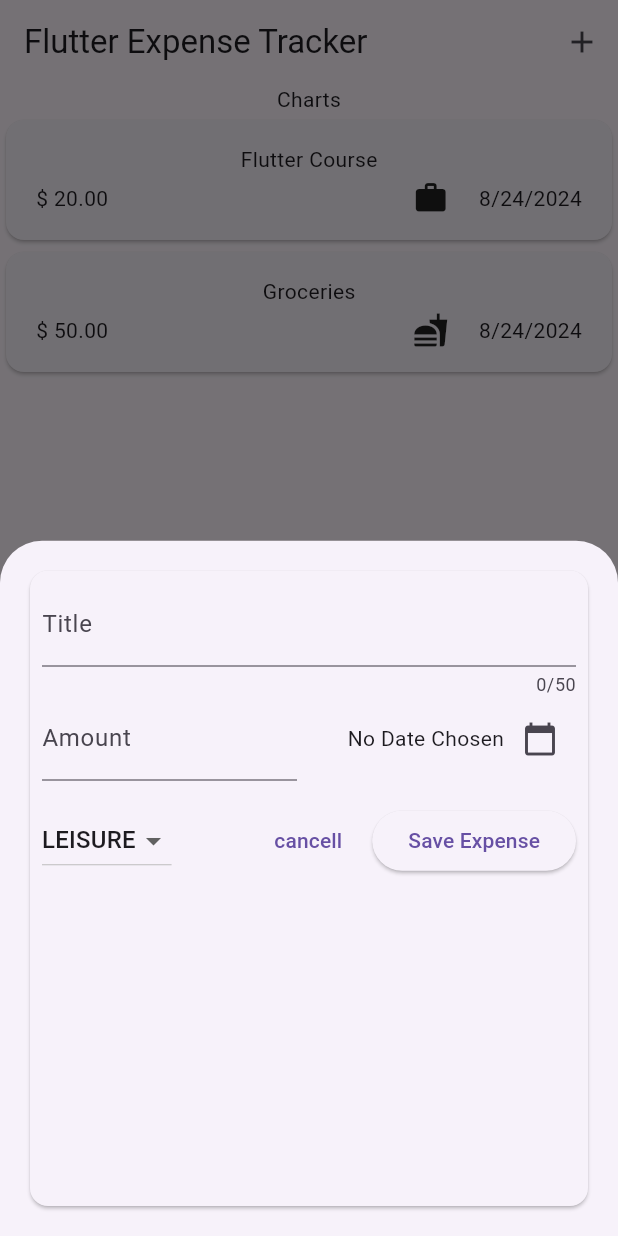
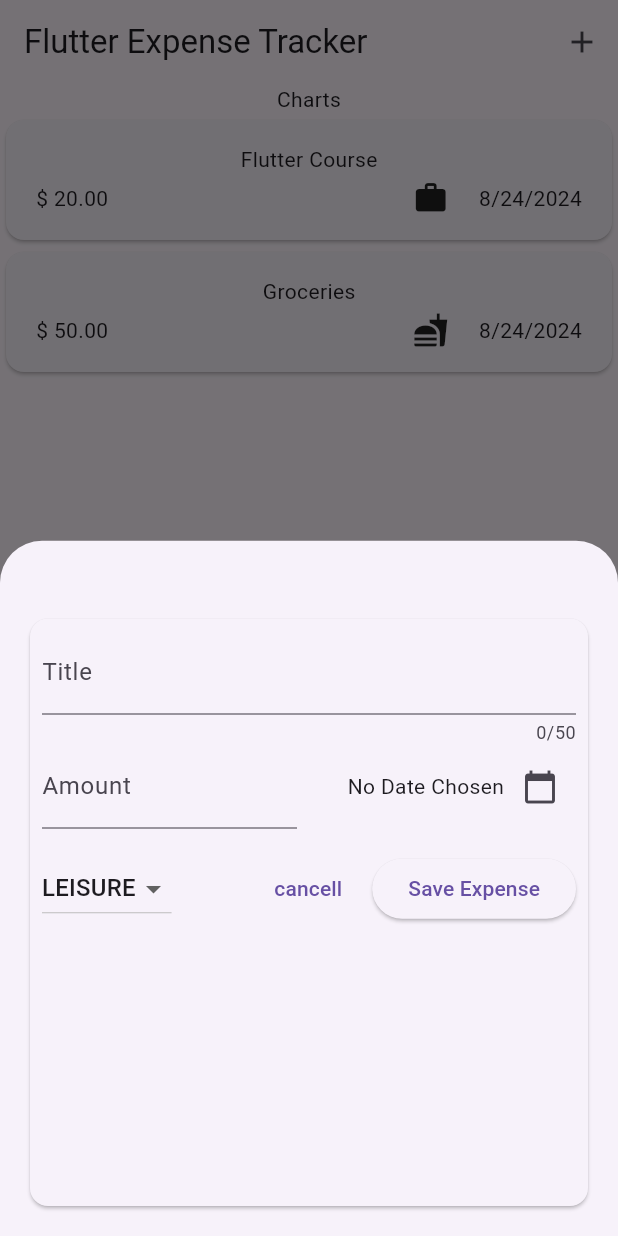
Before and after one commit to m104tanaka/expense_tracker, a Flutter app: the screen it shows after launch, after a tap on the "add" icon, on a phone screen of 412 x 824 dp. Run offline on Flutter 3.47's test engine with Material 3 defaults, Android fonts, the phone set to English and light mode, and no system bars.

```diff
--- a/lib/widget/expenses.dart
+++ b/lib/widget/expenses.dart
@@ -39,6 +39,12 @@ class _ExpensesState extends State<Expenses> {
     });
   }
 
+  void _removeExpense(Expense expense) {
+    setState(() {
+      _registeredExpense.remove(expense);
+    });
+  }
+
   @override
   Widget build(BuildContext context) {
     return Scaffold(
@@ -54,7 +60,7 @@ class _ExpensesState extends State<Expenses> {
       body: Column(
         children: [
           const Text('Charts'),
-          Expanded(child: ExpenseList(expenses: _registeredExpense)),
+          Expanded(child: ExpenseList(expenses: _registeredExpense, onRemoveExpense: _removeExpense,)),
         ],
       ),
     );
--- a/lib/widget/expenses_list/expenses_list.dart
+++ b/lib/widget/expenses_list/expenses_list.dart
@@ -3,15 +3,25 @@ import 'package:expense_tracker/widget/expenses_list/expense_item.dart';
 import 'package:flutter/material.dart';
 
 class ExpenseList extends StatelessWidget {
-  const ExpenseList({super.key, required this.expenses});
-
+  const ExpenseList({
+    super.key,
+    required this.expenses,
+    required this.onRemoveExpense
+    });
   final List<Expense> expenses;
+  final void Function(Expense expense) onRemoveExpense;
 
   @override
   Widget build(BuildContext context) {
     return ListView.builder(
       itemCount: expenses.length,
-      itemBuilder: (ctx, index) => ExpenseItem(expenses[index]),
-      );
+      itemBuilder: (ctx, index) => Dismissible(
+        key: ValueKey(expenses[index]),
+        onDismissed: (direction) {
+          onRemoveExpense(expenses[index]);
+        },
+        child: ExpenseItem(expenses[index]),
+      ),
+    );
   }
 }
--- a/lib/widget/new_expense.dart
+++ b/lib/widget/new_expense.dart
@@ -53,6 +53,7 @@ class _NewExpenseState extends State<NewExpense> {
       date: _selectedDate!,
       category: _selectedCategory,
     );
+    Navigator.pop(context);
     widget.onAddExpense(newExpense);
   }
 
@@ -66,7 +67,7 @@ class _NewExpenseState extends State<NewExpense> {
   @override
   Widget build(BuildContext context) {
     return Padding(
-      padding: const EdgeInsets.all(16.0),
+      padding: const EdgeInsets.fromLTRB(16.0, 48, 16.0, 16.0),
       child: Card(
         child: Padding(
           padding: const EdgeInsets.all(8.0),
```
